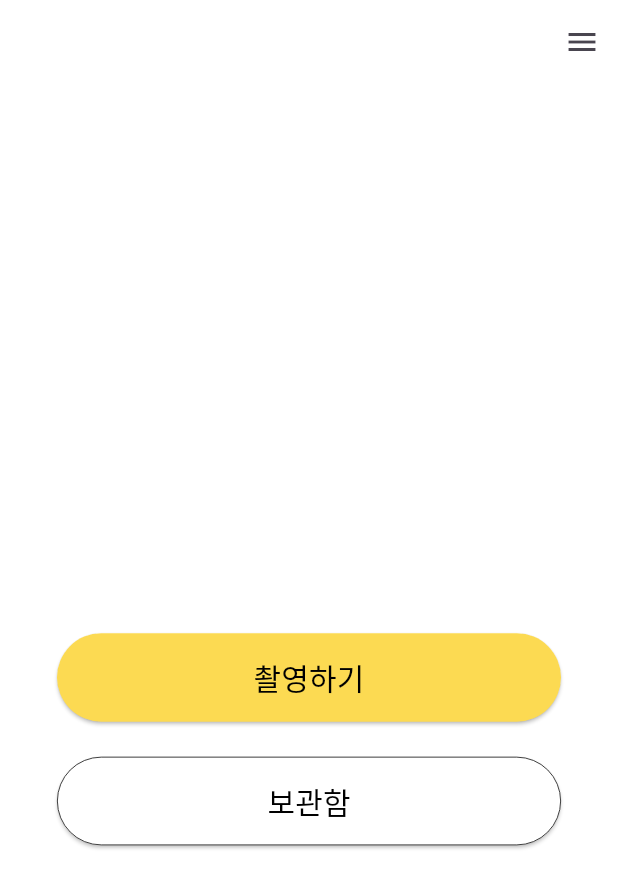
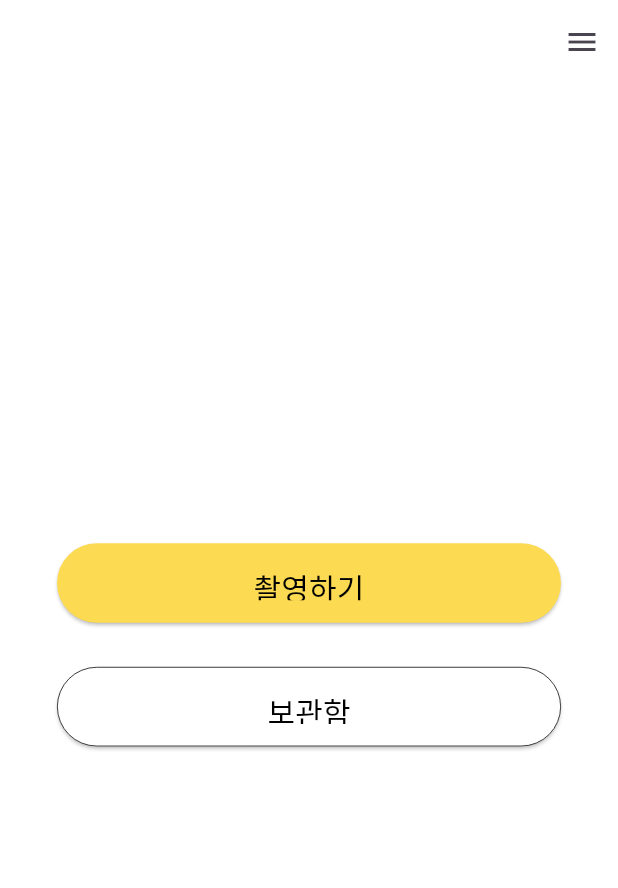
Before and after one commit to kocsoul/be5, a Flutter app: the Character screen opened directly, on a phone screen of 412 x 824 dp. Shown: the top 888 px of the screen. Run offline on Flutter 3.47's test engine with Material 3 defaults, Android fonts, the phone set to English and light mode, and no system bars; our stand-ins replace camera.

Commit message:
반응형 코드 정리

```diff
--- a/lib/components/buttons/button_layout.dart
+++ b/lib/components/buttons/button_layout.dart
@@ -4,46 +4,52 @@
 class ButtonLayout extends StatelessWidget {
   final String buttonText;
   final VoidCallback? onPressed;
-  final double width; // MediaQuery와 일관성을 유지하기 위해 num 대신 double 사용
+  final double? width;
+  final double? height;
   final Color backgroundColor;
   final Color foregroundColor;
   final bool? border;
 
-  const ButtonLayout(
-      {super.key,
-      required this.buttonText,
-      this.onPressed,
-      this.width = 10.0, // 기본 너비 오프셋
-      this.backgroundColor = const Color.fromRGBO(252, 218, 82, 1),
-      this.foregroundColor = Colors.black,
-      this.border});
+  const ButtonLayout({
+    super.key,
+    required this.buttonText,
+    this.onPressed,
+    this.width,
+    this.height,
+    this.backgroundColor = const Color.fromRGBO(252, 218, 82, 1),
+    this.foregroundColor = Colors.black,
+    this.border,
+  });
 
   @override
   Widget build(BuildContext context) {
     return Center(
       child: SizedBox(
-        width: MediaQuery.of(context).size.width - width, // 너비 오프셋 사용
+        width: width ??
+            MediaQuery.of(context).size.width -
+                38, // null 병합연산자 -> a ?? b -> a가 있으면 a, a가 null이면 b
+        height: height ?? 53.0,
         child: ElevatedButton(
           onPressed: onPressed ?? () => showCustomSnackBar(context),
           style: ElevatedButton.styleFrom(
-            backgroundColor: backgroundColor, // 전달받은 배경색 사용
-            foregroundColor: foregroundColor, // 전달받은 전경색 사용
+            backgroundColor: backgroundColor,
+            foregroundColor: foregroundColor,
             padding: const EdgeInsets.symmetric(horizontal: 30, vertical: 15),
             shape: RoundedRectangleBorder(
-              borderRadius: BorderRadius.circular(50.0), // 둥근 모서리
-              side: (border ?? false) // null인 경우 기본값을 false로 설정
+              borderRadius: BorderRadius.circular(50.0),
+              side: (border ?? false)
                   ? const BorderSide(
-                      color: Colors.black, // 경계선 색상
-                      width: 0.5, // 경계선 두께
+                      color: Colors.black,
+                      width: 0.5,
                     )
-                  : BorderSide.none, // 경계선 없음
+                  : BorderSide.none,
             ),
           ),
           child: Text(
-            buttonText, // 전달받은 버튼 텍스트 사용
+            buttonText,
             style: const TextStyle(
-              fontSize: 20, // 폰트 크기
-              fontWeight: FontWeight.w300, // 폰트 굵기
+              fontSize: 20,
+              fontWeight: FontWeight.w300,
             ),
           ),
         ),
--- a/lib/components/buttons/intro_start.dart
+++ b/lib/components/buttons/intro_start.dart
@@ -8,11 +8,13 @@
 
   @override
   Widget build(BuildContext context) {
-    return ButtonLayout(
-      buttonText: '시작하기',
-      onPressed: () {
-        moveToPage(context, const Login());
-      },
+    return Center(
+      child: ButtonLayout(
+          buttonText: '시작하기',
+          onPressed: () {
+            moveToPage(context, const Login());
+          },
+          width: 354.5),
     );
   }
 }
--- a/lib/pages/character.dart
+++ b/lib/pages/character.dart
@@ -35,7 +35,7 @@
             child: Stack(
               children: [
                 Positioned(
-                  bottom: MediaQuery.of(context).size.height * 0.37,
+                  bottom: MediaQuery.of(context).size.height * 0.45,
                   left: 0,
                   right: 0,
                   child: ButtonLayout(
@@ -46,10 +46,11 @@
                           context, const CameraPage()); // Pass the camera here
                       // showCustomSnackBar(context);
                     },
+                    width: 354.5,
                   ),
                 ),
                 Positioned(
-                  bottom: MediaQuery.of(context).size.height * 0.27,
+                  bottom: MediaQuery.of(context).size.height * 0.35,
                   left: 0,
                   right: 0,
                   child: ButtonLayout(
@@ -60,6 +61,7 @@
                       debugPrint("보관함 버튼 클릭됨");
                       showCustomSnackBar(context, message: '보관함');
                     },
+                    width: 354.5,
                   ),
                 ),
               ],
--- a/lib/pages/intro.dart
+++ b/lib/pages/intro.dart
@@ -95,6 +95,7 @@
                     },
                   ),
                 ),
+                //페이지네이션 인디케이터 버튼
                 Padding(
                   padding: const EdgeInsets.only(bottom: 50.0),
                   child: Row(
--- a/lib/pages/login.dart
+++ b/lib/pages/login.dart
@@ -31,10 +31,8 @@
                     child: Image.asset(
                       'assets/images/login/kakao.png',
                       fit: BoxFit.cover,
-                      width: MediaQuery.of(context)
-                          .size
-                          .width, // Make the image cover the entire button
-                      height: 50,
+                      width: 354.5, // Make the image cover the entire button
+                      height: 53,
                     ),
                   ),
                 ),
@@ -52,10 +50,8 @@
                     child: Image.asset(
                       'assets/images/login/google.png',
                       fit: BoxFit.cover,
-                      width: MediaQuery.of(context)
-                          .size
-                          .width, // Make the image cover the entire button
-                      height: 50,
+                      width: 354.5, // Make the image cover the entire button
+                      height: 53,
                       // Adjust height as needed
                     ),
                   ),
```
